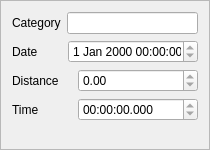
Qt form src/ptrackUi/ActivityFrameBase.ui (imgos/ptrack) before a commit.
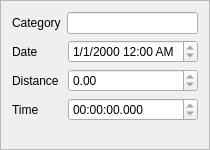
The same form after that commit.

Commit message: blank activity frame when selection goes away

What changed in the file:
```diff
--- a/src/ptrackUi/ActivityFrameBase.ui
+++ b/src/ptrackUi/ActivityFrameBase.ui
@@ -60,13 +60,16 @@
       <widget class="QDateTimeEdit" name="mStartDateTimeEdit">
        <property name="minimumSize">
         <size>
-         <width>120</width>
+         <width>130</width>
          <height>0</height>
         </size>
        </property>
        <property name="readOnly">
         <bool>true</bool>
        </property>
+       <property name="displayFormat">
+        <string>M/d/yyyy h:mm AP</string>
+       </property>
       </widget>
      </item>
     </layout>
@@ -97,7 +100,7 @@
       <widget class="QDoubleSpinBox" name="mTotalDistanceSpinBox">
        <property name="minimumSize">
         <size>
-         <width>120</width>
+         <width>130</width>
          <height>0</height>
         </size>
        </property>
@@ -134,7 +137,7 @@
       <widget class="QTimeEdit" name="mTotalTimeEdit">
        <property name="minimumSize">
         <size>
-         <width>120</width>
+         <width>130</width>
          <height>0</height>
         </size>
        </property>
```
The commit also changes 2 other files.
